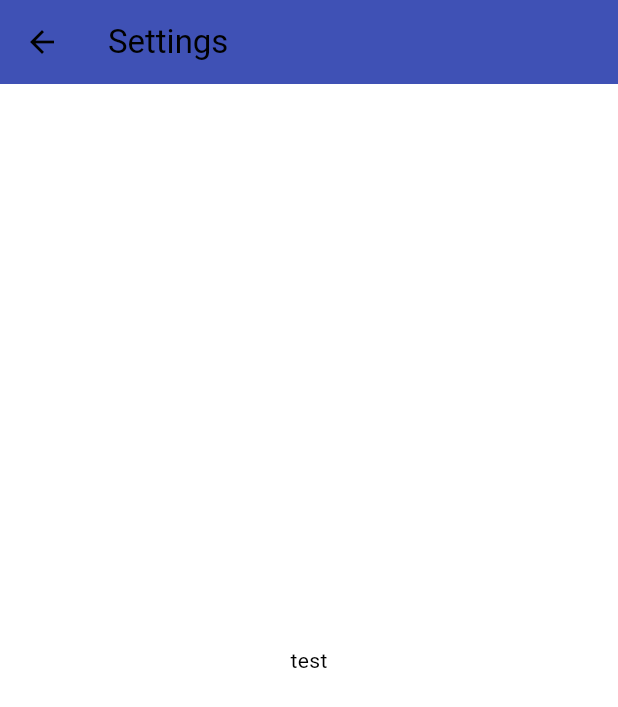
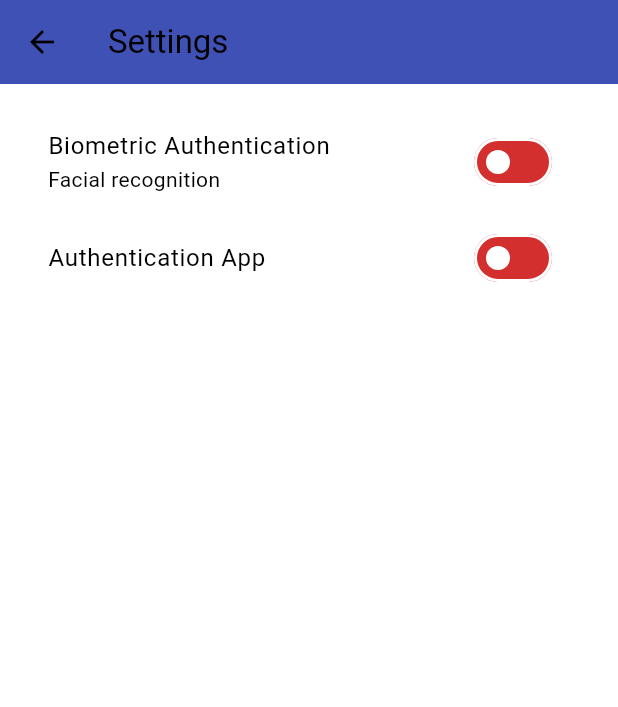
Before and after one commit to Jate1601/thesis, a Flutter app: the Logout screen opened by its route, after a tap on the "settings" icon, on a phone screen of 412 x 824 dp. Shown: the top 707 px of the screen. Run offline on Flutter 3.47's test engine with Material 3 defaults, Android fonts, the phone set to English and light mode, and no system bars; our stand-ins replace cloud_firestore, firebase_auth, firebase_core, flutter_secure_storage, qr_flutter; missing offline and left inert: mobile_scanner, pointycastle; accounts and stored records are empty.

Commit message:
Toggles in settings work.

```diff
--- a/lib/GUI/Settings/settings.dart
+++ /dev/null
@@ -1,26 +0,0 @@
-import 'package:flutter/cupertino.dart';
-import 'package:flutter/material.dart';
-
-class Settings extends StatefulWidget {
-  const Settings({super.key});
-
-  @override
-  _SettingsState createState() => _SettingsState();
-}
-
-class _SettingsState extends State<Settings> {
-  @override
-  Widget build(BuildContext context) {
-    return Scaffold(
-      appBar: AppBar(
-          backgroundColor: Theme.of(context).colorScheme.primary,
-          title: Text(
-            'Settings',
-            style: TextStyle(color: Theme.of(context).colorScheme.secondary),
-          )),
-      body: Center(
-        child: Text('test'),
-      ),
-    );
-  }
-}
--- /dev/null
+++ b/lib/GUI/Settings/settings_screen.dart
@@ -0,0 +1,56 @@
+import 'package:flutter/material.dart';
+
+class SettingsScreen extends StatefulWidget {
+  @override
+  _SettingsScreenState createState() => _SettingsScreenState();
+}
+
+class _SettingsScreenState extends State<SettingsScreen> {
+  bool _biometricAuthenticationEnabled = false;
+  bool _authenticationAppEnabled = false;
+
+  @override
+  Widget build(BuildContext context) {
+    return Scaffold(
+      appBar: AppBar(
+        title: const Text(
+          'Settings',
+        ),
+        backgroundColor: Theme.of(context).colorScheme.primary,
+      ),
+      body: Padding(
+        padding: const EdgeInsets.all(16.0),
+        child: Column(
+          crossAxisAlignment: CrossAxisAlignment.start,
+          children: [
+            SwitchListTile(
+              subtitle: const Text('Facial recognition'),
+              title: const Text('Biometric Authentication'),
+              value: _biometricAuthenticationEnabled,
+              inactiveTrackColor: Theme.of(context).colorScheme.error,
+              activeTrackColor: Colors.greenAccent,
+              onChanged: (value) {
+                setState(() {
+                  _biometricAuthenticationEnabled = value;
+                  // Save the state to the device (e.g., SharedPreferences)
+                });
+              },
+            ),
+            SwitchListTile(
+              title: const Text('Authentication App'),
+              value: _authenticationAppEnabled,
+              inactiveTrackColor: Theme.of(context).colorScheme.error,
+              activeTrackColor: Colors.greenAccent,
+              onChanged: (value) {
+                setState(() {
+                  _authenticationAppEnabled = value;
+                  // Save the state to the device (e.g., SharedPreferences)
+                });
+              },
+            ),
+          ],
+        ),
+      ),
+    );
+  }
+}
--- a/lib/main.dart
+++ b/lib/main.dart
@@ -2,7 +2,7 @@ import 'package:flutter/material.dart';
 import 'package:firebase_core/firebase_core.dart';
 import 'package:thesis/GUI/User/logout.dart';
 import 'Firestore/auth_wrapper.dart';
-import 'GUI/Settings/settings.dart';
+import 'GUI/Settings/settings_screen.dart';
 import 'GUI/User/login.dart';
 import 'GUI/create_chat_screen.dart';
 import 'firebase_options.dart';
@@ -27,7 +27,7 @@ class MyApp extends StatelessWidget {
         '/Login': (context) => const Login(),
         '/Logout': (context) => const Logout(),
         '/CreateChat': (context) => const CreateChatScreen(),
-        '/Settings': (context) => const Settings(),
+        '/Settings': (context) => SettingsScreen(),
       },
       title: 'Thesis Project',
       theme: ThemeData(
```
